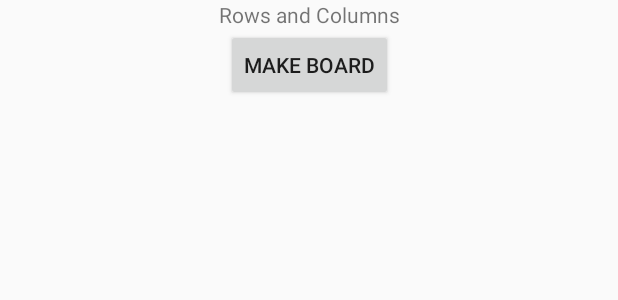
After one commit to MattZim2000/Voltorb_Flip, an Android app built with Jetpack Compose: the layout dynamic_buttons.xml on its own in the app's theme, with its tools: preview values and no code run, on a phone screen of 412 x 824 dp. The commit adds this screen. Shown: the top 300 px of the screen. Run offline under Robolectric (Android 15) with nearby library versions, the phone set to English and light mode, and no system bars.

Commit message:
added simple dynamiclly generated buttons test

```diff
--- a/app/src/main/AndroidManifest.xml
+++ b/app/src/main/AndroidManifest.xml
@@ -12,6 +12,10 @@
         android:supportsRtl="true"
         android:theme="@style/Theme.VoltorbFlip"
         tools:targetApi="31">
+
+        <activity
+            android:name=".DynamicButtons"
+            android:exported="true"></activity>
 
         <activity
             android:name=".GameActivity"
--- /dev/null
+++ b/app/src/main/res/layout/dynamic_buttons.xml
@@ -0,0 +1,38 @@
+<?xml version="1.0" encoding="utf-8"?>
+<androidx.constraintlayout.widget.ConstraintLayout xmlns:android="http://schemas.android.com/apk/res/android"
+    android:layout_width="match_parent"
+    android:layout_height="match_parent"
+    xmlns:tools="http://schemas.android.com/tools"
+    xmlns:app="http://schemas.android.com/apk/res-auto"
+    tools:context=".DynamicButtons">
+
+    <TextView
+        android:id="@+id/textView"
+        android:layout_width="wrap_content"
+        android:layout_height="wrap_content"
+        android:text="Rows and Columns"
+        app:layout_constraintEnd_toEndOf="parent"
+        app:layout_constraintStart_toStartOf="parent"
+        app:layout_constraintTop_toTopOf="parent"/>
+
+    <Button
+        android:id="@+id/btnMake"
+        android:layout_width="wrap_content"
+        android:layout_height="wrap_content"
+        android:text="Button"
+        app:layout_constraintEnd_toEndOf="parent"
+        app:layout_constraintStart_toStartOf="parent"
+        app:layout_constraintTop_toBottomOf="@id/textView"
+        tools:text="Make board"/>
+
+    <LinearLayout
+        android:id="@+id/llVert"
+        android:layout_width="409dp"
+        android:layout_height="710dp"
+        android:orientation="vertical"
+        app:layout_constraintStart_toStartOf="parent"
+        app:layout_constraintTop_toBottomOf="@id/btnMake"></LinearLayout>
+
+
+
+</androidx.constraintlayout.widget.ConstraintLayout>
--- a/app/src/main/res/values/colors.xml
+++ b/app/src/main/res/values/colors.xml
@@ -8,4 +8,5 @@
     <color name="black">#FF000000</color>
     <color name="white">#FFFFFFFF</color>
     <color name="green">#4CAF50</color>
+    <color name="background_green">#29A36B</color>
 </resources>
```
Also changed, not shown: app/build.gradle (+9 -6 lines), app/src/main/java/com/example/voltorbflip/DynamicButtons.kt (added, +47 -0 lines), app/src/main/java/com/example/voltorbflip/MainActivity.kt (+21 -0 lines), app/src/main/res/layout/high_scores.xml (added, +17 -0 lines), 1 other file.
